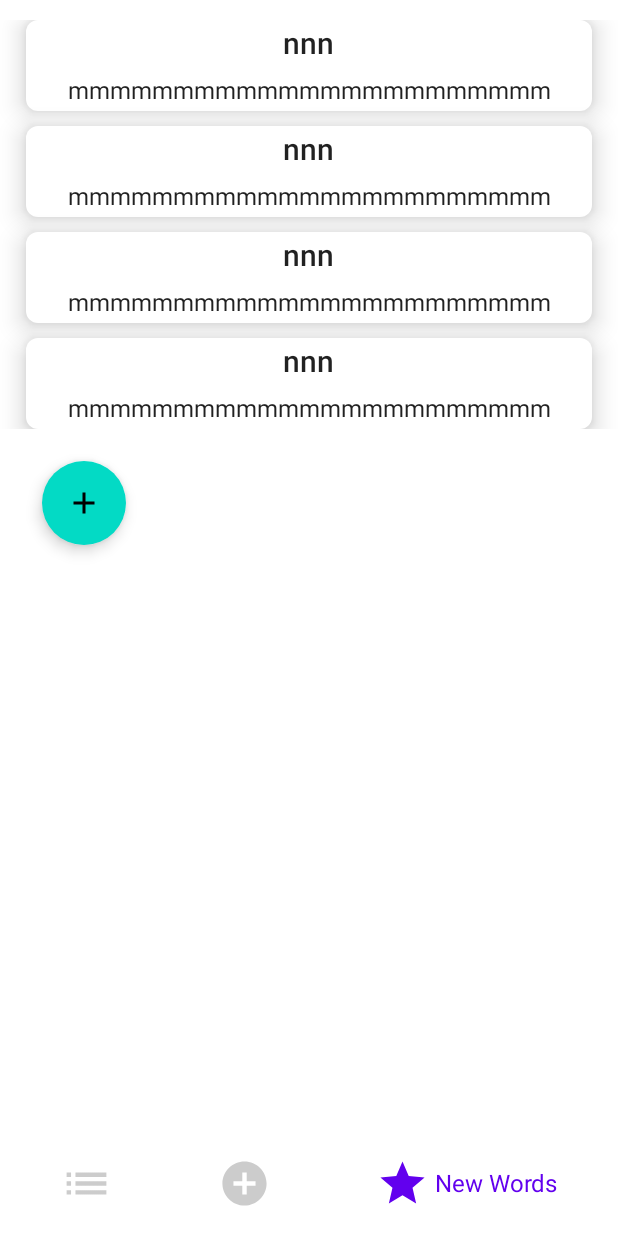
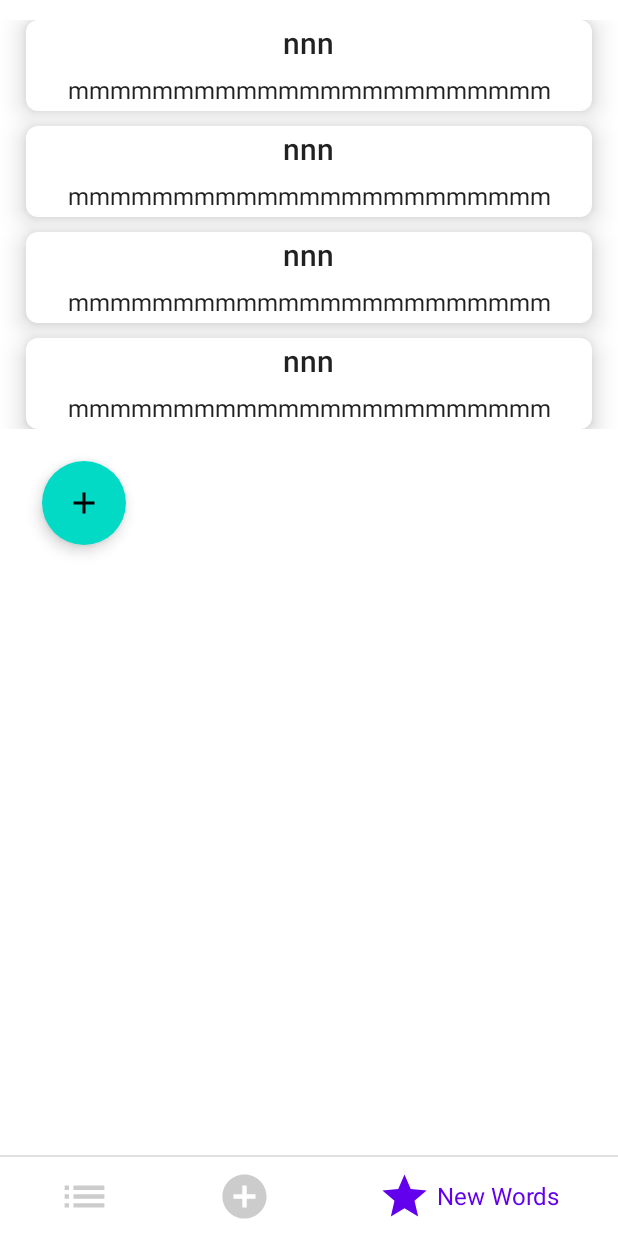
Before and after one commit to joykangangi/M-Library, an Android app built with Jetpack Compose: the screen it shows after launch (MainActivity), after a tap on "New Words", on a phone screen of 412 x 824 dp. Run offline under Robolectric (Android 15) with nearby library versions, the phone set to English and light mode, and no system bars; our stand-ins replace Dagger/Hilt's generated code, Room's generated code; 3 other taps on this screen came first.

Commit message:
Bottom Nav Adjustment

```diff
--- a/app/src/main/java/com/example/m_library/MainActivity.kt
+++ b/app/src/main/java/com/example/m_library/MainActivity.kt
@@ -18,7 +18,8 @@ class MainActivity : ComponentActivity() {
 
         setContent {
             MLibraryTheme {
-                CustomBottomNav()
+
+                CustomBottomNav(viewModel = bookViewModel)
             }
         }
     }
--- a/app/src/main/java/com/example/m_library/navigation/BottomNavGraph.kt
+++ b/app/src/main/java/com/example/m_library/navigation/BottomNavGraph.kt
@@ -1,35 +1,48 @@
 package com.example.m_library.navigation
 
+import android.util.Log
 import androidx.compose.runtime.Composable
-import androidx.compose.ui.Modifier
 import androidx.navigation.NavHostController
 import androidx.navigation.compose.NavHost
 import androidx.navigation.compose.composable
 import com.example.m_library.ui.screens.add_book.AddBook
+import com.example.m_library.ui.screens.book_detail.BookDetail
 import com.example.m_library.ui.screens.my_books.AllMyBooks
 import com.example.m_library.ui.screens.new_words.WordsList
+import com.example.m_library.viewmodel.BookViewModel
 
 
 @Composable
-fun BottomNavGraph(
-    navController: NavHostController
+fun NavGraph(
+    navController: NavHostController,
+    bookViewModel: BookViewModel
 ) {
     NavHost(
         navController = navController,
         startDestination = BottomScreen.MyBooks.route
     ) {
         composable(route = BottomScreen.MyBooks.route) {
-            AllMyBooks()
+            AllMyBooks(
+                onClickBook = {
+                navController.navigate(Screen.BookDetailScreen.route + "/${it.id}")
+            }, bookViewModel = bookViewModel)
         }
 
         composable(route = BottomScreen.AddBook.route) {
             AddBook(
-                onCloseDialog = { navController.navigate(BottomScreen.MyBooks.route) })
+                onCloseDialog = { navController.navigate(BottomScreen.MyBooks.route) },
+                bookViewModel = bookViewModel
+            )
         }
 
         composable(route = BottomScreen.NewWord.route) {
             WordsList()
         }
+        composable(route = Screen.BookDetailScreen.route + "/{id}") {
+            BookDetail(bookViewModel = bookViewModel, onBackClicked = {
+                navController.navigate(BottomScreen.MyBooks.route)
+            })
+            Log.i("Book DEtail", "book detail nav ")
+        }
     }
-
 }
--- a/app/src/main/java/com/example/m_library/navigation/BottomScreen.kt
+++ b/app/src/main/java/com/example/m_library/navigation/BottomScreen.kt
@@ -11,7 +11,7 @@ import androidx.compose.material.icons.outlined.Star
 import androidx.compose.ui.graphics.vector.ImageVector
 
 sealed class BottomScreen(
-    val route: String, //route
+    val route: String,
     val title: String,
     val icon: ImageVector
 ) {
@@ -25,3 +25,7 @@ sealed class BottomScreen(
     object NewWord: BottomScreen(route = "new_word", title = "New Words", icon = Icons.Filled.Star)
 
 }
+
+sealed class Screen(val route: String) {
+    object BookDetailScreen: Screen("detail")
+}
--- a/app/src/main/java/com/example/m_library/navigation/CustomBottomNav.kt
+++ b/app/src/main/java/com/example/m_library/navigation/CustomBottomNav.kt
@@ -5,17 +5,13 @@ import androidx.compose.foundation.background
 import androidx.compose.foundation.clickable
 import androidx.compose.foundation.layout.*
 import androidx.compose.foundation.shape.CircleShape
-import androidx.compose.material.Icon
-import androidx.compose.material.MaterialTheme
-import androidx.compose.material.Scaffold
-import androidx.compose.material.Text
+import androidx.compose.material.*
 import androidx.compose.runtime.Composable
 import androidx.compose.runtime.getValue
 import androidx.compose.ui.Alignment
 import androidx.compose.ui.Modifier
 import androidx.compose.ui.draw.clip
 import androidx.compose.ui.graphics.Color
-import androidx.compose.ui.unit.LayoutDirection
 import androidx.compose.ui.unit.dp
 import androidx.compose.ui.unit.sp
 import androidx.navigation.NavDestination
@@ -24,11 +20,12 @@ import androidx.navigation.NavGraph.Companion.findStartDestination
 import androidx.navigation.NavHostController
 import androidx.navigation.compose.currentBackStackEntryAsState
 import androidx.navigation.compose.rememberNavController
-import com.example.m_library.ui.theme.Purple200
-import com.example.m_library.ui.theme.Purple209
+import com.example.m_library.viewmodel.BookViewModel
 
 @Composable
-fun CustomBottomNav() {
+fun CustomBottomNav(
+    viewModel: BookViewModel
+) {
 
     val navController = rememberNavController()
 
@@ -37,7 +34,7 @@ fun CustomBottomNav() {
             CustomBottomBar(navController = navController)
         }
     ) {
-        BottomNavGraph(navController = navController)
+        NavGraph(navController = navController, bookViewModel = viewModel)
         it
     }
 }
@@ -57,10 +54,12 @@ fun CustomBottomBar(
     val navStackBackEntry by navController.currentBackStackEntryAsState()
     val currentDestination = navStackBackEntry?.destination
 
+    Column {
+        Divider()
 
         Row(
             modifier = Modifier
-            .padding(5.dp)
+                .padding(3.dp)
                 .fillMaxWidth(),
             horizontalArrangement = Arrangement.SpaceAround,
             verticalAlignment = Alignment.CenterVertically
@@ -72,6 +71,7 @@ fun CustomBottomBar(
                     currentDestination = currentDestination,
                     navController = navController
                 )
+            }
         }
     }
 }
@@ -102,7 +102,7 @@ fun BottomNavItem(
     ) {
         Row(
             modifier = Modifier
-                .padding(all = 12.dp),
+                .padding(all = 5.dp),
             verticalAlignment = Alignment.CenterVertically,
             horizontalArrangement = Arrangement.spacedBy(4.dp)
         ) {
--- a/app/src/main/java/com/example/m_library/ui/screens/add_book/AddBook.kt
+++ b/app/src/main/java/com/example/m_library/ui/screens/add_book/AddBook.kt
@@ -34,7 +34,7 @@ import java.util.*
 @OptIn(ExperimentalComposeUiApi::class)
 @Composable
 fun AddBook(
-    bookViewModel: BookViewModel = hiltViewModel(),
+    bookViewModel: BookViewModel,
     onCloseDialog: () -> Unit
 ) {
 
--- /dev/null
+++ b/app/src/main/java/com/example/m_library/ui/screens/book_detail/BookDetailState.kt
@@ -0,0 +1,7 @@
+package com.example.m_library.ui.screens.book_detail
+
+import com.example.m_library.model.Book
+
+data class BookDetailState(
+    val book: Book ?= null
+)
--- a/app/src/main/java/com/example/m_library/ui/screens/my_books/AllMyBooks.kt
+++ b/app/src/main/java/com/example/m_library/ui/screens/my_books/AllMyBooks.kt
@@ -26,17 +26,20 @@ import androidx.compose.ui.unit.Dp
 import androidx.compose.ui.unit.dp
 import androidx.compose.ui.unit.sp
 import androidx.hilt.navigation.compose.hiltViewModel
+import androidx.navigation.NavController
 import com.example.m_library.R
 import com.example.m_library.model.Book
 import com.example.m_library.model.ReadingStatus
+import com.example.m_library.navigation.Screen
 import com.example.m_library.viewmodel.BookViewModel
 import java.util.*
 
-@OptIn(ExperimentalFoundationApi::class, ExperimentalMaterialApi::class)
+@OptIn(ExperimentalFoundationApi::class)
 @Composable
 fun AllMyBooks(
     modifier: Modifier = Modifier,
-    bookViewModel: BookViewModel = hiltViewModel()
+    bookViewModel: BookViewModel,
+    onClickBook: (Book) -> Unit
 ) {
     val bookListState = bookViewModel.bookListState.value
 
@@ -52,6 +55,7 @@ fun AllMyBooks(
             },
             elevation = lazyListState.elevation
         )
+        /*
          Chip(
              modifier = modifier.padding(start = 9.dp, bottom = 3.dp),
              onClick = {
@@ -68,20 +72,27 @@ fun AllMyBooks(
 
          }
          Divider()
+
+         */
         LazyColumn(
             modifier = Modifier.padding(start = 12.dp, end = 12.dp),
             state = lazyListState
         ) {
-            items(items = bookListState.bookList) {
+            items(items = bookListState.bookList) {book:Book ->
                 BookItem(
+                    book = book,
+                    onBookClicked = {
+                        bookViewModel.setSelectedBook(book)
+                        //navController.navigate(Screen.BookDetailScreen.route+ "/${book.id}")
+                        onClickBook(book)
+                        Log.i("one book"," $book")
+                    },
                     modifier = Modifier.animateItemPlacement(
                         animationSpec = tween(
                             durationMillis = 500,
                             easing = LinearOutSlowInEasing
                         )
-                    ),
-                    onBookClicked = { /*TODO Nav*/ },
-                    book = it
+                    )
                 )
             }
         }
--- a/app/src/main/java/com/example/m_library/ui/screens/my_books/BookItem.kt
+++ b/app/src/main/java/com/example/m_library/ui/screens/my_books/BookItem.kt
@@ -6,12 +6,12 @@ import androidx.compose.foundation.shape.RoundedCornerShape
 import androidx.compose.material.*
 import androidx.compose.material.icons.Icons
 import androidx.compose.material.icons.filled.DateRange
-import androidx.compose.material.icons.outlined.DateRange
 import androidx.compose.runtime.Composable
 import androidx.compose.ui.Alignment
 import androidx.compose.ui.Modifier
 import androidx.compose.ui.graphics.Color
 import androidx.compose.ui.res.stringResource
+import androidx.compose.ui.text.font.FontWeight
 import androidx.compose.ui.text.style.TextOverflow
 import androidx.compose.ui.unit.dp
 import com.example.m_library.R
@@ -64,6 +64,7 @@ fun Component1(
             text = stringResource(id = R.string.title, bookTitle),
             style = MaterialTheme.typography.h6,
             color = MaterialTheme.colors.onSurface,
+            fontWeight = FontWeight.Bold,
             maxLines = 1,
             overflow = TextOverflow.Ellipsis
         )
--- a/app/src/main/java/com/example/m_library/viewmodel/BookViewModel.kt
+++ b/app/src/main/java/com/example/m_library/viewmodel/BookViewModel.kt
@@ -1,5 +1,6 @@
 package com.example.m_library.viewmodel
 
+import android.util.Log
 import androidx.compose.runtime.MutableState
 import androidx.compose.runtime.State
 import androidx.compose.runtime.mutableStateOf
@@ -10,6 +11,7 @@ import com.example.m_library.model.Book
 import com.example.m_library.model.NewWord
 import com.example.m_library.ui.screens.add_book.components.AddBookEvents
 import com.example.m_library.ui.screens.add_book.components.AddBookState
+import com.example.m_library.ui.screens.book_detail.BookDetailState
 import com.example.m_library.ui.screens.my_books.BookListEvents
 import com.example.m_library.ui.screens.my_books.BookListState
 import dagger.hilt.android.lifecycle.HiltViewModel
@@ -31,6 +33,9 @@ class BookViewModel
 
     private val _bookListState: MutableState<BookListState> = mutableStateOf(BookListState())
     val bookListState: State<BookListState> = _bookListState
+
+    private val _bookDetailState: MutableState<BookDetailState> = mutableStateOf(BookDetailState())
+    val bookDetailState: State<BookDetailState> = _bookDetailState
 
     init {
         getBooks()
@@ -88,9 +93,14 @@ class BookViewModel
         if (_bookListState.value.isDeadLine) {
             sortByDates()
         }
+        Log.i("ALL book VM"," ${_bookListState.value}")
     }
 
 
+    fun setSelectedBook(book: Book) {
+        _bookDetailState.value = _bookDetailState.value.copy(book = book)
+        Log.i("one book VM"," $book")
+    }
 
 
     fun addBook(book: Book) = viewModelScope.launch {
```
Also changed, not shown: app/src/main/java/com/example/m_library/ui/screens/book_detail/DetailTopAppBar.kt (+24 -8 lines), app/src/main/java/com/example/m_library/ui/screens/book_detail/DetailView.kt (+29 -36 lines). Lines whose indentation alone changed are shown as unchanged.
